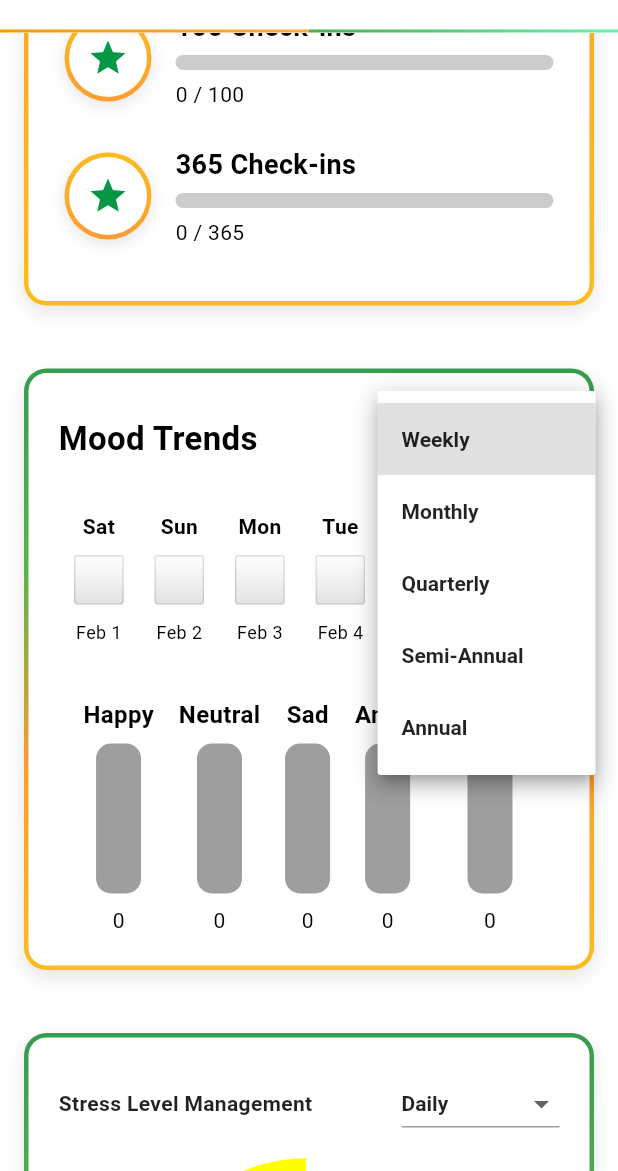
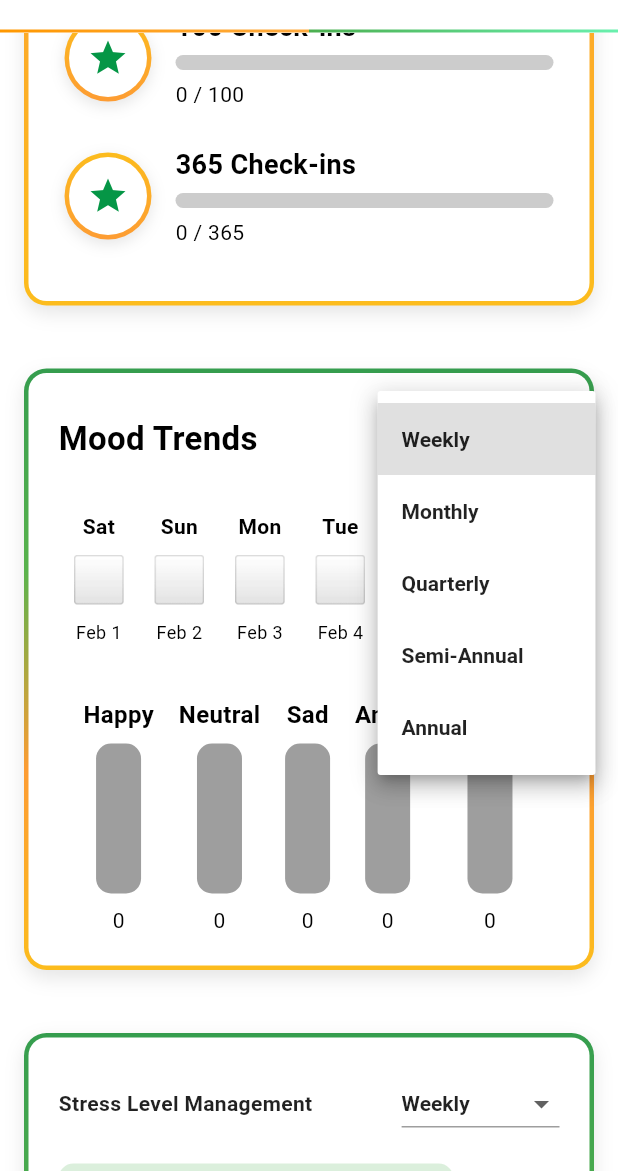
Before and after one commit to JericoDj/MentalHealth, a Flutter app: the ProgressMapScreen screen opened directly, scrolled down 1152 dp, after a tap on "Weekly", on a phone screen of 412 x 824 dp, the part 65-1236 px from its top. Run offline on Flutter 3.47's test engine with Material 3 defaults, Android fonts, the phone set to English and light mode, and no system bars; drawn by our look-alikes of fl_chart; our stand-ins replace carousel_slider, cloud_firestore, connectivity_plus, firebase_auth, firebase_core, flutter_native_splash and 9 more; accounts and stored records are empty.

Commit message:
30th Commit
already doing the backend

use constantia colors

```diff
--- a/lib/controllers/MoodController.dart
+++ b/lib/controllers/MoodController.dart
@@ -56,7 +56,7 @@ class MoodController extends GetxController {
 
       for (var doc in snapshot.docs) {
         var data = doc.data();
-        String mood = data["Mood"] ?? "Neutral";
+        String mood = data["mood"] ?? " ";
         String date = doc.id; // Assuming doc ID is the date
 
         DateTime moodDate = DateTime.parse(date);
--- /dev/null
+++ b/lib/controllers/stress_controller.dart
@@ -0,0 +1,118 @@
+import 'package:cloud_firestore/cloud_firestore.dart';
+import 'package:get/get.dart';
+import 'package:intl/intl.dart';
+import '../utils/storage/user_storage.dart';
+
+class StressController extends GetxController {
+  final FirebaseFirestore _firestore = FirebaseFirestore.instance;
+  final UserStorage _storage = UserStorage();
+
+  var selectedPeriod = "Weekly".obs; // Default period
+  var stressData = <String, double>{"Low": 40, "Moderate": 35, "High": 25}.obs; // Stress distribution
+  var averageStressLevel = 0.0.obs; // Average stress level of the user
+
+  @override
+  void onInit() {
+    super.onInit();
+    fetchStressData(); // Fetch stress data when initialized
+  }
+
+  // ✅ Fetch Stress Data from Firestore
+  Future<void> fetchStressData() async {
+    String? uid = _storage.getUid();
+    if (uid == null) {
+      print("❌ Error: UID is null");
+      return;
+    }
+
+    try {
+      var stressRef = _firestore.collection("users").doc(uid).collection("moodTracking");
+      var snapshot = await stressRef.get();
+
+      if (snapshot.docs.isEmpty) {
+        print("⚠️ No stress data found.");
+        return;
+      }
+
+      // ✅ Get the start date based on selected period
+      DateTime startDate = _getStartDateForPeriod();
+      List<int> stressLevels = [];
+
+      for (var doc in snapshot.docs) {
+        String dateStr = doc.id; // Firestore doc name is the date
+        DateTime docDate = DateFormat('yyyy-MM-dd').parse(dateStr);
+
+        if (docDate.isAfter(startDate) || docDate.isAtSameMomentAs(startDate)) {
+          int stress = (doc.data()["stressLevel"] ?? 50).toInt(); // Default 50 if missing
+          stressLevels.add(stress);
+        }
+      }
+
+      if (stressLevels.isEmpty) {
+        print("⚠️ No stress data found for the selected period.");
+        return;
+      }
+
+      calculateStressDistribution(stressLevels);
+      calculateAverageStress(stressLevels);
+    } catch (e) {
+      print("❌ Firestore Fetch Error: $e");
+    }
+  }
+
+  // ✅ Update Period Selection and Refresh Data
+  void updatePeriod(String newPeriod) {
+    selectedPeriod.value = newPeriod;
+    fetchStressData(); // Refresh stress data
+  }
+
+  // ✅ Get Start Date Based on Selected Period
+  DateTime _getStartDateForPeriod() {
+    DateTime now = DateTime.now();
+    switch (selectedPeriod.value) {
+      case "Weekly":
+        return now.subtract(const Duration(days: 7));
+      case "Monthly":
+        return DateTime(now.year, now.month - 1, now.day);
+      case "Quarterly":
+        return DateTime(now.year, now.month - 3, now.day);
+      case "Semi-Annual":
+        return DateTime(now.year, now.month - 6, now.day);
+      case "Annual":
+        return DateTime(now.year - 1, now.month, now.day);
+      default:
+        return now; // Default is "Daily", so return today's date
+    }
+  }
+
+  // ✅ Calculate Stress Distribution (Low, Moderate, High)
+  void calculateStressDistribution(List<int> stressLevels) {
+    if (stressLevels.isEmpty) return;
+
+    int lowCount = stressLevels.where((s) => s <= 30).length;
+    int moderateCount = stressLevels.where((s) => s > 30 && s <= 60).length;
+    int highCount = stressLevels.where((s) => s > 60).length;
+    int total = stressLevels.length;
+
+    stressData.value = {
+      "Low": (lowCount / total) * 100,
+      "Moderate": (moderateCount / total) * 100,
+      "High": (highCount / total) * 100,
+    };
+
+    print("📊 Updated Stress Data: $stressData");
+  }
+
+  // ✅ Calculate Average Stress Level
+  void calculateAverageStress(List<int> stressLevels) {
+    if (stressLevels.isEmpty) {
+      averageStressLevel.value = 0;
+      return;
+    }
+
+    double avg = stressLevels.reduce((a, b) => a + b) / stressLevels.length;
+    averageStressLevel.value = avg;
+
+    print("📊 Updated Average Stress Level: ${averageStressLevel.value}%");
+  }
+}
--- a/lib/screens/homescreen/wellness_tracking/progress_map_widgets/mood_trends_section.dart
+++ b/lib/screens/homescreen/wellness_tracking/progress_map_widgets/mood_trends_section.dart
@@ -101,6 +101,8 @@ class MoodSection extends StatelessWidget {
         itemCount: days.length,
         itemBuilder: (context, index) {
           final moodEntry = days[index];
+          String moodEmoji = _getMoodEmoji(moodEntry["mood"]!); // ✅ Convert mood to emoji
+
           return GestureDetector(
             onTap: () => _showMoodDetails(moodEntry["date"]!, moodEntry["mood"]!),
             child: Padding(
@@ -109,7 +111,7 @@ class MoodSection extends StatelessWidget {
                 children: [
                   Text(moodEntry["day"]!, style: const TextStyle(fontSize: 14, fontWeight: FontWeight.bold)),
                   const SizedBox(height: 4),
-                  Text(moodEntry["mood"]!, style: const TextStyle(fontSize: 30)),
+                  Text(moodEmoji, style: const TextStyle(fontSize: 30)), // ✅ Show emoji instead of text
                   const SizedBox(height: 5),
                   Text(DateFormat('MMM d').format(DateTime.parse(moodEntry["date"]!)), style: const TextStyle(fontSize: 12)),
                 ],
@@ -120,6 +122,20 @@ class MoodSection extends StatelessWidget {
       ),
     );
   }
+
+// ✅ Mood Mapping Function (Text → Emoji)
+  String _getMoodEmoji(String mood) {
+    const moodEmojis = {
+      "Happy": "😊",
+      "Neutral": "😐",
+      "Sad": "😢",
+      "Angry": "😠",
+      "Anxious": "😰",
+    };
+
+    return moodEmojis[mood] ?? "⬜"; // ✅ Default to ⬜ if mood is unknown
+  }
+
 
   // ✅ Generate Mood Data for Past X Days
   List<Map<String, String>> _generatePastDays({int daysCount = 14}) {
@@ -153,25 +169,29 @@ class MoodSection extends StatelessWidget {
       colorText: Colors.black,
     );
   }
-
-  // ✅ Mood Frequency Chart (Adjusts Based on Selected Period)
+// ✅ Mood Frequency Chart (Adjusts Based on Selected Period)
   Widget _buildMoodBarChart() {
     final moodData = _moodController.moodData;
+
+    // ✅ Find the highest mood count for scaling
+    int maxMoodCount = moodData.values.isNotEmpty ? moodData.values.reduce((a, b) => a > b ? a : b) : 1;
 
     return Row(
       mainAxisAlignment: MainAxisAlignment.spaceEvenly,
       children: moodData.entries.map((entry) {
+        double heightFactor = maxMoodCount > 0 ? entry.value / maxMoodCount : 0;
+
         return Column(
           children: [
             Text(entry.key, style: const TextStyle(fontSize: 16, fontWeight: FontWeight.bold)),
             const SizedBox(height: 8),
             Container(
-              height: 100,
+              height: 100, // Max bar height
               width: 30,
               decoration: BoxDecoration(color: Colors.black38, borderRadius: BorderRadius.circular(10)),
               alignment: Alignment.bottomCenter,
               child: FractionallySizedBox(
-                heightFactor: entry.value / 60, // Scaling for chart
+                heightFactor: heightFactor, // ✅ Scale dynamically based on highest count
                 child: Container(
                   decoration: BoxDecoration(
                     color: _getBarColor(entry.key),
--- a/lib/screens/homescreen/wellness_tracking/progress_map_widgets/stress_management_section.dart
+++ b/lib/screens/homescreen/wellness_tracking/progress_map_widgets/stress_management_section.dart
@@ -1,33 +1,23 @@
 import 'package:flutter/material.dart';
 import 'package:fl_chart/fl_chart.dart';
+import 'package:get/get.dart';
+import '../../../../controllers/stress_controller.dart';
+import '../../../../utils/constants/colors.dart';
 
-class StressLevelSection extends StatefulWidget {
-  const StressLevelSection({
+class StressLevelSection extends StatelessWidget {
+  StressLevelSection({
     Key? key,
     required List<GlobalKey<State<StatefulWidget>>> sectionKeys,
   }) : _sectionKeys = sectionKeys, super(key: key);
 
   final List<GlobalKey<State<StatefulWidget>>> _sectionKeys;
-
-  @override
-  State<StressLevelSection> createState() => _StressLevelSectionState();
-}
-
-class _StressLevelSectionState extends State<StressLevelSection> {
-  String _selectedPeriod = "Daily"; // Default period
-  final List<String> _periods = ["Daily", "Weekly", "Monthly", "Quarterly", "Semi-Annual", "Annual"];
-
-  // Sample Stress Data (Example % Distribution)
-  Map<String, double> _stressData = {
-    "Low": 40,
-    "Moderate": 35,
-    "High": 25,
-  };
+  final StressController _stressController = Get.put(StressController());
 
   @override
   Widget build(BuildContext context) {
+    return Obx(() {
       return Container(
-      key: widget._sectionKeys[3],
+        key: _sectionKeys[3],
         margin: const EdgeInsets.all(16),
         padding: const EdgeInsets.all(3),
         decoration: BoxDecoration(
@@ -59,7 +49,7 @@ class _StressLevelSectionState extends State<StressLevelSection> {
           child: Column(
             crossAxisAlignment: CrossAxisAlignment.start,
             children: [
-            // Section Title and Dropdown
+              // Title & Dropdown
               Row(
                 mainAxisAlignment: MainAxisAlignment.spaceBetween,
                 children: [
@@ -68,41 +58,73 @@ class _StressLevelSectionState extends State<StressLevelSection> {
                     style: TextStyle(fontSize: 14, fontWeight: FontWeight.bold, color: Colors.black87),
                   ),
                   DropdownButton<String>(
-                  value: _selectedPeriod,
+                    value: _stressController.selectedPeriod.value,
                     dropdownColor: Colors.white,
                     style: const TextStyle(color: Colors.black87, fontWeight: FontWeight.bold),
                     underline: Container(height: 1, color: Colors.black38),
-                  items: _periods.map((String period) {
+                    items: ["Weekly", "Monthly", "Quarterly", "Semi-Annual", "Annual"].map((String period) {
                       return DropdownMenuItem(
                         value: period,
                         child: Text(period),
                       );
                     }).toList(),
                     onChanged: (value) {
-                    setState(() {
-                      _selectedPeriod = value!;
-                      _updateStressData(); // Update stress data dynamically
-                    });
+                      _stressController.updatePeriod(value!);
                     },
                   ),
                 ],
               ),
               const SizedBox(height: 16),
 
-            // Pie Chart Display
+              // Detailed Stress Level Section
+              _buildDetailedStressLevel(),
+
+              const SizedBox(height: 20),
+
+              // Pie Chart
               _buildPieChart(),
 
               const SizedBox(height: 20),
 
-            // Recommendation Section
+              // Recommendations
               _buildRecommendations(),
             ],
           ),
         ),
       );
+    });
   }
 
-  // Pie Chart Widget
+  // ✅ Detailed Stress Level Section (Good, Moderate, High, Critical)
+  Widget _buildDetailedStressLevel() {
+    double avgStress = _stressController.averageStressLevel.value;
+    String stressCategory = _getStressCategory(avgStress);
+    Color stressColor = _getStressColor(stressCategory);
+
+    return Container(
+      padding: const EdgeInsets.all(12),
+      decoration: BoxDecoration(
+        color: stressColor.withOpacity(0.2),
+        borderRadius: BorderRadius.circular(10),
+      ),
+      child: Column(
+        crossAxisAlignment: CrossAxisAlignment.center,
+        children: [
+          Text(
+            "Your Average Stress Level: ${avgStress.toStringAsFixed(1)}%",
+            style: const TextStyle(fontSize: 16, fontWeight: FontWeight.bold, color: Colors.black87),
+          ),
+          const SizedBox(height: 4),
+          Text(
+            "Category: $stressCategory",
+            style: TextStyle(fontSize: 14, fontWeight: FontWeight.bold, color: stressColor),
+          ),
+        ],
+      ),
+    );
+  }
+
+  // ✅ Pie Chart
   Widget _buildPieChart() {
     return AspectRatio(
       aspectRatio: 1.5,
@@ -116,10 +138,10 @@ class _StressLevelSectionState extends State<StressLevelSection> {
     );
   }
 
-  // Pie Chart Data (Color and Values)
+  // ✅ Pie Chart Data
   List<PieChartSectionData> _buildPieChartSections() {
-    return _stressData.entries.map((entry) {
-      final isHighlighted = entry.value > 30; // Highlight sections with high percentage
+    return _stressController.stressData.entries.map((entry) {
+      final isHighlighted = entry.value > 30;
       final color = _getSectionColor(entry.key);
 
       return PieChartSectionData(
@@ -132,7 +154,7 @@ class _StressLevelSectionState extends State<StressLevelSection> {
     }).toList();
   }
 
-  // Get Colors Based on Stress Level
+  // ✅ Get Colors Based on Stress Level
   Color _getSectionColor(String level) {
     switch (level) {
       case "Low":
@@ -146,13 +168,13 @@ class _StressLevelSectionState extends State<StressLevelSection> {
     }
   }
 
-  // Recommendations Based on Dominant Stress Level
+  // ✅ Recommendations Based on Stress Level
   Widget _buildRecommendations() {
     String recommendation = "You're doing great! Keep practicing mindfulness.";
 
-    if (_stressData["High"]! > 30) {
+    if (_stressController.stressData["High"]! > 30) {
       recommendation = "High stress detected. Try deep breathing, meditation, or a short walk.";
-    } else if (_stressData["Moderate"]! > 40) {
+    } else if (_stressController.stressData["Moderate"]! > 40) {
       recommendation = "Moderate stress level. Incorporate breaks, sleep well, and stay hydrated.";
     }
 
@@ -177,28 +199,27 @@ class _StressLevelSectionState extends State<StressLevelSection> {
     );
   }
 
-  // Simulate Data Update Based on Time Period
-  void _updateStressData() {
-    setState(() {
-      switch (_selectedPeriod) {
-        case "Weekly":
-          _stressData = {"Low": 50, "Moderate": 30, "High": 20};
-          break;
-        case "Monthly":
-          _stressData = {"Low": 35, "Moderate": 40, "High": 25};
-          break;
-        case "Quarterly":
-          _stressData = {"Low": 30, "Moderate": 45, "High": 25};
-          break;
-        case "Semi-Annual":
-          _stressData = {"Low": 40, "Moderate": 40, "High": 20};
-          break;
-        case "Annual":
-          _stressData = {"Low": 60, "Moderate": 25, "High": 15};
-          break;
+  // ✅ Get Stress Category Based on Average Stress Level
+  String _getStressCategory(double avgStress) {
+    if (avgStress <= 20) return "Good";
+    if (avgStress <= 40) return "Moderate";
+    if (avgStress <= 60) return "High";
+    return "Critical";
+  }
+
+  // ✅ Get Stress Color Based on Category
+  Color _getStressColor(String category) {
+    switch (category) {
+      case "Good":
+        return Colors.green;
+      case "Moderate":
+        return Colors.yellow;
+      case "High":
+        return Colors.orange;
+      case "Critical":
+        return Colors.red;
       default:
-          _stressData = {"Low": 40, "Moderate": 35, "High": 25};
-      }
-    });
+        return Colors.grey;
     }
   }
+}
```
Lines whose indentation alone changed are shown as unchanged.
